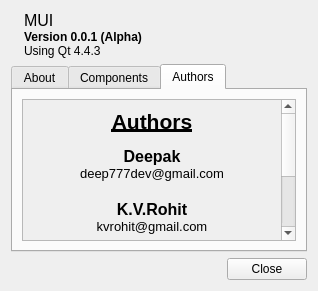
Above: src/MUI/ui/about.ui from kvrohit/muiplayer before the change. Below: the same form after it.
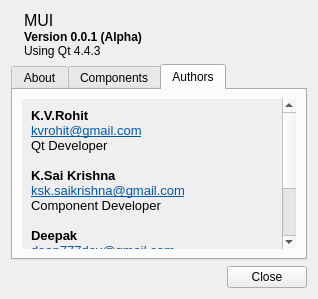
That is the form after the change. The open tabs and pages were chosen to show the change. Icons and pictures are not drawn.

Commit message: about box updated small changes to makefile and shell script

The edit to the form file:
```diff
--- a/src/MUI/ui/about.ui
+++ b/src/MUI/ui/about.ui
@@ -9,7 +9,7 @@
     <x>0</x>
     <y>0</y>
     <width>318</width>
-    <height>291</height>
+    <height>299</height>
    </rect>
   </property>
   <property name="windowTitle" >
@@ -198,6 +198,9 @@
       <layout class="QVBoxLayout" name="verticalLayout_3" >
        <item>
         <widget class="QScrollArea" name="scrollArea_2" >
+         <property name="frameShape" >
+          <enum>QFrame::NoFrame</enum>
+         </property>
          <property name="widgetResizable" >
           <bool>true</bool>
          </property>
@@ -206,8 +209,8 @@
            <rect>
             <x>0</x>
             <y>0</y>
-            <width>195</width>
-            <height>284</height>
+            <width>277</width>
+            <height>293</height>
            </rect>
           </property>
           <layout class="QVBoxLayout" name="verticalLayout_10" >
@@ -218,19 +221,17 @@
 &lt;html>&lt;head>&lt;meta name="qrichtext" content="1" />&lt;style type="text/css">
 p, li { white-space: pre-wrap; }
 &lt;/style>&lt;/head>&lt;body style=" font-family:'DejaVu Sans'; font-size:9pt; font-weight:400; font-style:normal;">
-&lt;p align="center" style=" margin-top:0px; margin-bottom:0px; margin-left:0px; margin-right:0px; -qt-block-indent:0; text-indent:0px; font-family:'MS Shell Dlg 2'; font-size:8pt;">&lt;span style=" font-size:16pt; font-weight:600; text-decoration: underline;">Authors&lt;/span>&lt;/p>
-&lt;p align="center" style="-qt-paragraph-type:empty; margin-top:0px; margin-bottom:0px; margin-left:0px; margin-right:0px; -qt-block-indent:0; text-indent:0px; font-family:'MS Shell Dlg 2'; font-size:8pt;">&lt;/p>
-&lt;p align="center" style=" margin-top:0px; margin-bottom:0px; margin-left:0px; margin-right:0px; -qt-block-indent:0; text-indent:0px; font-family:'MS Shell Dlg 2'; font-size:8pt;">&lt;span style=" font-size:12pt; font-weight:600;">Deepak&lt;/span>&lt;/p>
-&lt;p align="center" style=" margin-top:0px; margin-bottom:0px; margin-left:0px; margin-right:0px; -qt-block-indent:0; text-indent:0px; font-family:'MS Shell Dlg 2'; font-size:12pt; font-weight:600;">&lt;span style=" font-size:10pt; font-weight:400;">deep777dev@gmail.com&lt;/span>&lt;/p>
-&lt;p align="center" style="-qt-paragraph-type:empty; margin-top:0px; margin-bottom:0px; margin-left:0px; margin-right:0px; -qt-block-indent:0; text-indent:0px; font-family:'MS Shell Dlg 2'; font-size:12pt; font-weight:600;">&lt;/p>
-&lt;p align="center" style=" margin-top:0px; margin-bottom:0px; margin-left:0px; margin-right:0px; -qt-block-indent:0; text-indent:0px; font-family:'MS Shell Dlg 2'; font-size:12pt; font-weight:600;">K.V.Rohit&lt;/p>
-&lt;p align="center" style=" margin-top:0px; margin-bottom:0px; margin-left:0px; margin-right:0px; -qt-block-indent:0; text-indent:0px; font-family:'MS Shell Dlg 2'; font-size:12pt; font-weight:600;">&lt;span style=" font-size:10pt; font-weight:400;">kvrohit@gmail.com&lt;/span>&lt;/p>
-&lt;p align="center" style="-qt-paragraph-type:empty; margin-top:0px; margin-bottom:0px; margin-left:0px; margin-right:0px; -qt-block-indent:0; text-indent:0px; font-family:'MS Shell Dlg 2'; font-size:12pt; font-weight:600;">&lt;/p>
-&lt;p align="center" style=" margin-top:0px; margin-bottom:0px; margin-left:0px; margin-right:0px; -qt-block-indent:0; text-indent:0px; font-family:'MS Shell Dlg 2'; font-size:12pt; font-weight:600;">K.Sai Krishna&lt;/p>
-&lt;p align="center" style=" margin-top:0px; margin-bottom:0px; margin-left:0px; margin-right:0px; -qt-block-indent:0; text-indent:0px; font-family:'MS Shell Dlg 2'; font-size:12pt; font-weight:600;">&lt;span style=" font-size:10pt; font-weight:400;">ksk.saikrishna@gmail.com&lt;/span>&lt;/p>
-&lt;p align="center" style="-qt-paragraph-type:empty; margin-top:0px; margin-bottom:0px; margin-left:0px; margin-right:0px; -qt-block-indent:0; text-indent:0px; font-family:'MS Shell Dlg 2'; font-size:12pt; font-weight:600;">&lt;/p>
-&lt;p align="center" style=" margin-top:0px; margin-bottom:0px; margin-left:0px; margin-right:0px; -qt-block-indent:0; text-indent:0px; font-family:'MS Shell Dlg 2'; font-size:12pt; font-weight:600;">M.Sai Kumar&lt;/p>
-&lt;p align="center" style=" margin-top:0px; margin-bottom:0px; margin-left:0px; margin-right:0px; -qt-block-indent:0; text-indent:0px; font-family:'MS Shell Dlg 2'; font-size:12pt; font-weight:600;">&lt;span style=" font-size:10pt; font-weight:400;">msk_mymails@yahoo.com&lt;/span>&lt;/p>&lt;/body>&lt;/html></string>
+&lt;p style=" margin-top:0px; margin-bottom:0px; margin-left:0px; margin-right:0px; -qt-block-indent:0; text-indent:0px; font-family:'MS Shell Dlg 2'; font-size:8pt;">&lt;span style=" font-size:10pt; font-weight:600;">K.V.Rohit&lt;/span>&lt;/p>
+&lt;p style=" margin-top:0px; margin-bottom:0px; margin-left:0px; margin-right:0px; -qt-block-indent:0; text-indent:0px; font-family:'MS Shell Dlg 2'; font-size:10pt;">&lt;a href="mailto:kvrohit@gmail.com">&lt;span style=" text-decoration: underline; color:#0057ae;">kvrohit@gmail.com&lt;/span>&lt;/a>&lt;br />Qt Developer&lt;/p>
+&lt;p style="-qt-paragraph-type:empty; margin-top:0px; margin-bottom:0px; margin-left:0px; margin-right:0px; -qt-block-indent:0; text-indent:0px; font-size:10pt; text-decoration: underline; color:#0057ae;">&lt;/p>
+&lt;p style=" margin-top:0px; margin-bottom:0px; margin-left:0px; margin-right:0px; -qt-block-indent:0; text-indent:0px; font-family:'MS Shell Dlg 2'; font-size:10pt;">&lt;span style=" font-weight:600;">K.Sai Krishna&lt;/span>&lt;/p>
+&lt;p style=" margin-top:0px; margin-bottom:0px; margin-left:0px; margin-right:0px; -qt-block-indent:0; text-indent:0px; font-family:'MS Shell Dlg 2'; font-size:10pt;">&lt;a href="mailto:ksk.saikrishna@gmail.com">&lt;span style=" text-decoration: underline; color:#0057ae;">ksk.saikrishna@gmail.com&lt;/span>&lt;/a>&lt;br />Component Developer&lt;/p>
+&lt;p style="-qt-paragraph-type:empty; margin-top:0px; margin-bottom:0px; margin-left:0px; margin-right:0px; -qt-block-indent:0; text-indent:0px; font-family:'MS Shell Dlg 2'; font-size:10pt;">&lt;/p>
+&lt;p style=" margin-top:0px; margin-bottom:0px; margin-left:0px; margin-right:0px; -qt-block-indent:0; text-indent:0px; font-family:'MS Shell Dlg 2'; font-size:10pt;">&lt;span style=" font-weight:600;">Deepak&lt;/span>&lt;/p>
+&lt;p style=" margin-top:0px; margin-bottom:0px; margin-left:0px; margin-right:0px; -qt-block-indent:0; text-indent:0px; font-family:'MS Shell Dlg 2'; font-size:10pt;">&lt;a href="mailto:deep777dev@gmail.com">&lt;span style=" text-decoration: underline; color:#0057ae;">deep777dev@gmail.com&lt;/span>&lt;/a>&lt;br />Tester&lt;/p>
+&lt;p style="-qt-paragraph-type:empty; margin-top:0px; margin-bottom:0px; margin-left:0px; margin-right:0px; -qt-block-indent:0; text-indent:0px; font-family:'MS Shell Dlg 2'; font-size:10pt;">&lt;/p>
+&lt;p style=" margin-top:0px; margin-bottom:0px; margin-left:0px; margin-right:0px; -qt-block-indent:0; text-indent:0px; font-family:'MS Shell Dlg 2'; font-size:10pt;">&lt;span style=" font-weight:600;">M.Sai Kumar&lt;/span>&lt;/p>
+&lt;p style=" margin-top:0px; margin-bottom:0px; margin-left:0px; margin-right:0px; -qt-block-indent:0; text-indent:0px; font-family:'MS Shell Dlg 2'; font-size:10pt;">&lt;a href="mailto:master.msaikumar@gmail.com">&lt;span style=" text-decoration: underline; color:#0057ae;">master.msaikumar@gmail.com&lt;/span>&lt;/a>&lt;br />Qt Developer&lt;/p>&lt;/body>&lt;/html></string>
              </property>
              <property name="scaledContents" >
               <bool>true</bool>
```
Left out of the diff: 4 changed lines with no effect on the pictures. The commit also changes 4 other files.
